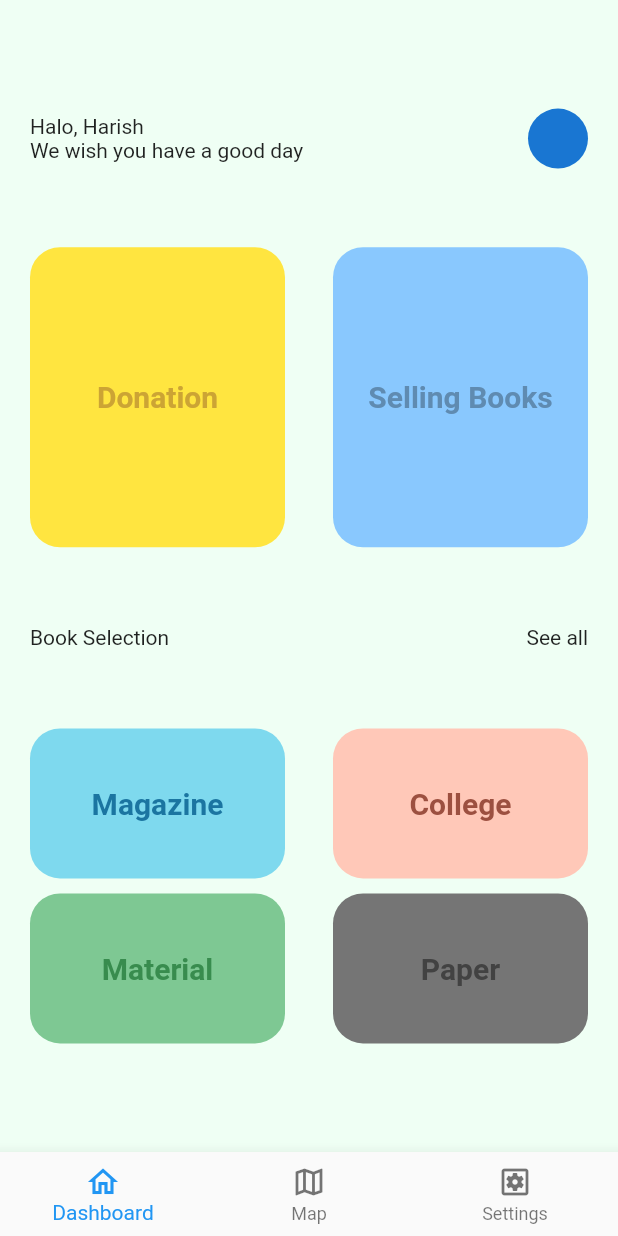
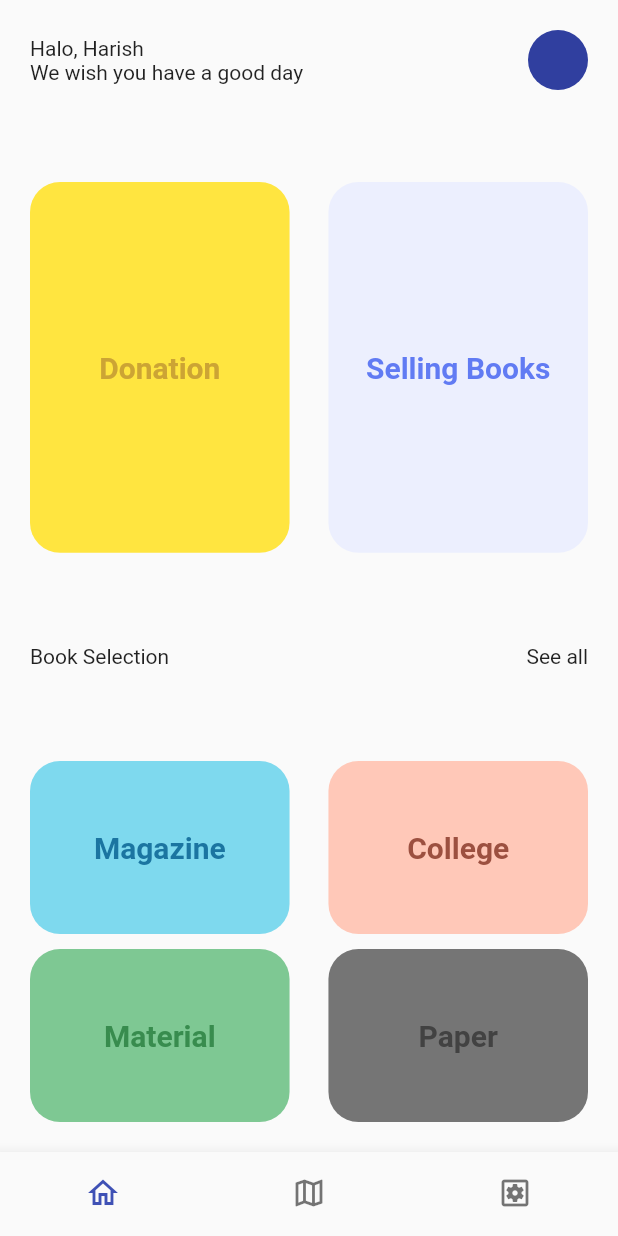
Before and after one commit to CSEKINGS/book_donation_flutter, a Flutter app: the screen it shows after launch, on a phone screen of 412 x 824 dp. Run offline on Flutter 3.47's test engine with Material 2 defaults, Android fonts, the phone set to English and light mode, and no system bars; our stand-ins replace google_maps_flutter, shared_preferences, url_launcher_web; missing offline and left inert: day_night_switcher, shared_preferences_web; Roboto replaces fonts that are missing (Product Sans).

Commit message:
major UI refactor

```diff
--- a/lib/main.dart
+++ b/lib/main.dart
@@ -1,21 +1,32 @@
+import 'package:book_donation/utils/theme/theme.dart';
+import 'package:book_donation/utils/theme/theme_notifier.dart';
 import 'package:book_donation/views/home_navigation_view.dart';
 import 'package:flutter/material.dart';
+import 'package:provider/provider.dart';
+import 'package:shared_preferences/shared_preferences.dart';
 
-void main() {
+void main() async {
   WidgetsFlutterBinding.ensureInitialized();
-  runApp(MyApp());
+  await SharedPreferences.getInstance().then((prefs) {
+    var darkModeOn = prefs.getBool('darkMode') ?? false;
+    runApp(
+      ChangeNotifierProvider<ThemeNotifier>(
+        create: (context) => ThemeNotifier(darkModeOn ? darkTheme : lightTheme),
+        child: MyApp(),
+      ),
+    );
+  });
 }
 
 /// This widget is the root of your application.
 class MyApp extends StatelessWidget {
   @override
   Widget build(BuildContext context) {
+    final themeNotifier = Provider.of<ThemeNotifier>(context);
     return MaterialApp(
       debugShowCheckedModeBanner: false,
       title: 'Book Donation',
-      theme: ThemeData(
-        primarySwatch: Colors.blue,
-      ),
+      theme: themeNotifier.getTheme(),
       home: const HomeNavigationView(),
     );
   }
--- /dev/null
+++ b/lib/utils/media_query.dart
@@ -0,0 +1,16 @@
+import 'package:flutter/material.dart';
+
+/// display size
+Size displaySize(BuildContext context) {
+  return MediaQuery.of(context).size;
+}
+
+/// display height
+double displayHeight(BuildContext context) {
+  return displaySize(context).height;
+}
+
+/// display width
+double displayWidth(BuildContext context) {
+  return displaySize(context).width;
+}
--- /dev/null
+++ b/lib/utils/theme/theme_notifier.dart
@@ -0,0 +1,14 @@
+import 'package:flutter/material.dart';
+
+class ThemeNotifier with ChangeNotifier {
+  ThemeData _themeData;
+
+  ThemeNotifier(this._themeData);
+
+  ThemeData getTheme() => _themeData;
+
+  void setTheme(ThemeData themeData) async {
+    _themeData = themeData;
+    notifyListeners();
+  }
+}
--- a/lib/views/dashboard_view.dart
+++ b/lib/views/dashboard_view.dart
@@ -17,16 +17,15 @@ class _DashboardViewState extends State<DashboardView> {
   Widget build(BuildContext context) {
     return SafeArea(
         child: Scaffold(
-      backgroundColor: const Color(0xFFEFFFF4),
       body: Container(
         padding: const EdgeInsets.all(20.0),
         child: Column(
-          mainAxisAlignment: MainAxisAlignment.spaceEvenly,
-          children:const [
-             TopBar(),
-             DonationOrSell(),
-             BookSelectionText(),
-             BookSelection(),
+          mainAxisAlignment: MainAxisAlignment.spaceBetween,
+          children: const [
+            TopBar(),
+            DonationOrSell(),
+            BookSelectionText(),
+            BookSelection(),
           ],
         ),
       ),
@@ -79,8 +78,8 @@ class DonationOrSell extends StatelessWidget {
         ),
         DonationOrSellContainer(
           containerText: 'Selling Books',
-          containerColor: Color(0xFF89C8FE),
-          containerTextColor: Color(0xFF5F8BB1),
+          containerColor: Color(0xFFECEFFE),
+          containerTextColor: Color(0xFF617BF3),
         ),
       ],
     );
--- a/lib/views/home_navigation_view.dart
+++ b/lib/views/home_navigation_view.dart
@@ -1,6 +1,6 @@
 import 'package:book_donation/views/dashboard_view.dart';
 import 'package:book_donation/views/map_view.dart';
-import 'package:book_donation/views/settings_view.dart';
+import 'package:book_donation/views/miscellaneous_view.dart';
 import 'package:flutter/material.dart';
 
 /// The first screen of the app after login.
@@ -18,7 +18,7 @@ class _HomeNavigationViewState extends State<HomeNavigationView> {
   final List<Widget> _children = [
     const DashboardView(),
     const MapView(),
-    const SettingsView(),
+    const MiscellaneousView(),
   ];
 
   void onTabTapped(int index) {
@@ -32,19 +32,27 @@ class _HomeNavigationViewState extends State<HomeNavigationView> {
     return Scaffold(
       body: _children[_currentIndex],
       bottomNavigationBar: BottomNavigationBar(
+        showSelectedLabels: false,
+        showUnselectedLabels: false,
         onTap: onTabTapped,
         currentIndex: _currentIndex,
-        items: const[
-           BottomNavigationBarItem(
-            icon: Icon(Icons.home_outlined),
+        items: const [
+          BottomNavigationBarItem(
+            icon: Icon(
+              Icons.home_outlined,
+            ),
             label: 'Dashboard',
           ),
-           BottomNavigationBarItem(
-            icon: Icon(Icons.map_outlined),
+          BottomNavigationBarItem(
+            icon: Icon(
+              Icons.map_outlined,
+            ),
             label: 'Map',
           ),
-           BottomNavigationBarItem(
-            icon: Icon(Icons.settings_applications_outlined),
+          BottomNavigationBarItem(
+            icon: Icon(
+              Icons.settings_applications_outlined,
+            ),
             label: 'Settings',
           ),
         ],
--- a/lib/views/widgets/book_selection_container.dart
+++ b/lib/views/widgets/book_selection_container.dart
@@ -1,3 +1,4 @@
+import 'package:book_donation/utils/media_query.dart';
 import 'package:flutter/cupertino.dart';
 import 'package:flutter/material.dart';
 
@@ -24,8 +25,8 @@ class BookSelectionContainer extends StatelessWidget {
   @override
   Widget build(BuildContext context) {
     return Container(
-      height: 100.0,
-      width: 170.0,
+      height: displayHeight(context) * 0.14,
+      width: displayWidth(context) * 0.42,
       decoration: BoxDecoration(
           color: containerColor, borderRadius: BorderRadius.circular(20.0)),
       child: Center(
--- a/lib/views/widgets/donation_or_sell_container.dart
+++ b/lib/views/widgets/donation_or_sell_container.dart
@@ -1,3 +1,4 @@
+import 'package:book_donation/utils/media_query.dart';
 import 'package:flutter/cupertino.dart';
 import 'package:flutter/material.dart';
 
@@ -26,8 +27,8 @@ class DonationOrSellContainer extends StatelessWidget {
     return Container(
       decoration: BoxDecoration(
           color: containerColor, borderRadius: BorderRadius.circular(20.0)),
-      height: 200.0,
-      width: 170.0,
+      height: displayHeight(context) * 0.30,
+      width: displayWidth(context) * 0.42,
       child: Center(
           child: Text(
         containerText,
--- a/pubspec.yaml
+++ b/pubspec.yaml
@@ -29,6 +29,10 @@ dependencies:
   # Use with the CupertinoIcons class for iOS style icons.
   cupertino_icons: ^1.0.3
   google_maps_flutter: ^2.0.6
+  shared_preferences: ^2.0.6
+  provider: ^5.0.0
+  day_night_switcher: ^0.2.0+1
+  url_launcher: ^6.0.7
 
 
 
```
Also changed, not shown: lib/generated_plugin_registrant.dart (added, +17 -0 lines), lib/utils/theme/theme.dart (added, +28 -0 lines), lib/utils/theme/theme_shared_pref.dart (added, +11 -0 lines), lib/views/miscellaneous_view.dart (added, +89 -0 lines), lib/views/profile_view.dart (+36 -1 lines), lib/views/settings_view.dart (+29 -4 lines), 2 other files.
